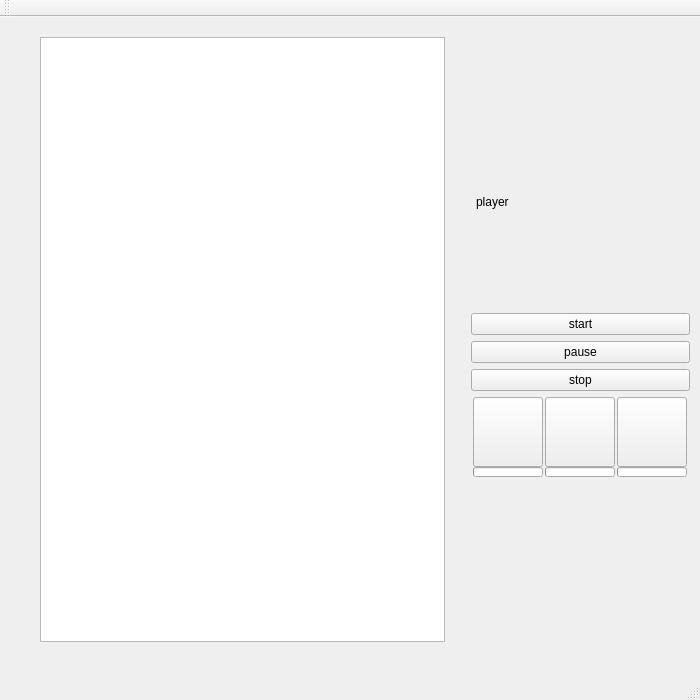
Qt form shooting_game/mainwindow.ui (ZhuMon/Shooting_Game) before a commit.
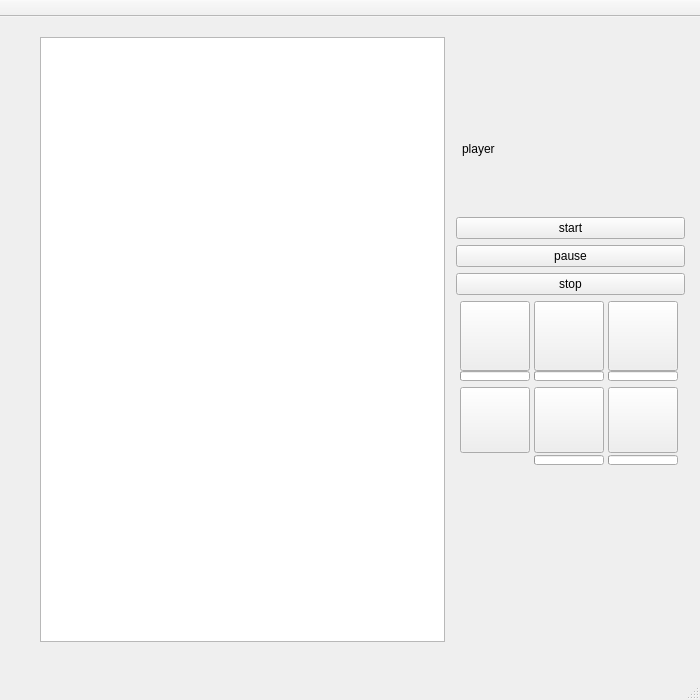
The same form after that commit.

```diff
--- a/shooting_game/mainwindow.ui
+++ b/shooting_game/mainwindow.ui
@@ -76,13 +76,13 @@
    <widget class="QWidget" name="gridLayoutWidget">
     <property name="geometry">
      <rect>
-      <x>460</x>
-      <y>30</y>
-      <width>241</width>
+      <x>445</x>
+      <y>20</y>
+      <width>251</width>
       <height>441</height>
      </rect>
     </property>
-    <layout class="QVBoxLayout" name="player_status" stretch="0,0,0,0,0,0">
+    <layout class="QVBoxLayout" name="player_status" stretch="0,0,0,0,0,0,0">
      <property name="sizeConstraint">
       <enum>QLayout::SetNoConstraint</enum>
      </property>
@@ -256,7 +256,7 @@
       </widget>
      </item>
      <item>
-      <layout class="QGridLayout" name="gridLayout">
+      <layout class="QGridLayout" name="gridLayout" rowstretch="0,0" columnstretch="0,0,0">
        <property name="sizeConstraint">
         <enum>QLayout::SetNoConstraint</enum>
        </property>
@@ -406,6 +406,171 @@
        </item>
       </layout>
      </item>
+     <item>
+      <layout class="QGridLayout" name="gridLayout_2" rowstretch="0,0" columnstretch="0,0,0">
+       <property name="sizeConstraint">
+        <enum>QLayout::SetDefaultConstraint</enum>
+       </property>
+       <property name="spacing">
+        <number>0</number>
+       </property>
+       <item row="0" column="1">
+        <widget class="QPushButton" name="supertime">
+         <property name="sizePolicy">
+          <sizepolicy hsizetype="Fixed" vsizetype="Fixed">
+           <horstretch>0</horstretch>
+           <verstretch>0</verstretch>
+          </sizepolicy>
+         </property>
+         <property name="maximumSize">
+          <size>
+           <width>70</width>
+           <height>70</height>
+          </size>
+         </property>
+         <property name="text">
+          <string/>
+         </property>
+        </widget>
+       </item>
+       <item row="1" column="2">
+        <widget class="QProgressBar" name="missile_cd">
+         <property name="sizePolicy">
+          <sizepolicy hsizetype="Fixed" vsizetype="Fixed">
+           <horstretch>0</horstretch>
+           <verstretch>0</verstretch>
+          </sizepolicy>
+         </property>
+         <property name="maximumSize">
+          <size>
+           <width>70</width>
+           <height>10</height>
+          </size>
+         </property>
+         <property name="maximum">
+          <number>30</number>
+         </property>
+         <property name="value">
+          <number>0</number>
+         </property>
+         <property name="textVisible">
+          <bool>false</bool>
+         </property>
+         <property name="format">
+          <string>%p%</string>
+         </property>
+        </widget>
+       </item>
+       <item row="1" column="1">
+        <widget class="QProgressBar" name="supertime_cd">
+         <property name="sizePolicy">
+          <sizepolicy hsizetype="Fixed" vsizetype="Fixed">
+           <horstretch>0</horstretch>
+           <verstretch>0</verstretch>
+          </sizepolicy>
+         </property>
+         <property name="maximumSize">
+          <size>
+           <width>70</width>
+           <height>10</height>
+          </size>
+         </property>
+         <property name="maximum">
+          <number>40</number>
+         </property>
+         <property name="value">
+          <number>0</number>
+         </property>
+         <property name="textVisible">
+          <bool>false</bool>
+         </property>
+         <property name="format">
+          <string>%p%</string>
+         </property>
+        </widget>
+       </item>
+       <item row="0" column="2">
+        <widget class="QPushButton" name="missile">
+         <property name="sizePolicy">
+          <sizepolicy hsizetype="Fixed" vsizetype="Fixed">
+           <horstretch>0</horstretch>
+           <verstretch>0</verstretch>
+          </sizepolicy>
+         </property>
+         <property name="maximumSize">
+          <size>
+           <width>70</width>
+           <height>70</height>
+          </size>
+         </property>
+         <property name="text">
+          <string/>
+         </property>
+        </widget>
+       </item>
+       <item row="0" column="0">
+        <widget class="QPushButton" name="smoothAll">
+         <property name="sizePolicy">
+          <sizepolicy hsizetype="Fixed" vsizetype="Fixed">
+           <horstretch>0</horstretch>
+           <verstretch>0</verstretch>
+          </sizepolicy>
+         </property>
+         <property name="maximumSize">
+          <size>
+           <width>70</width>
+           <height>70</height>
+          </size>
+         </property>
+         <property name="text">
+          <string/>
+         </property>
+        </widget>
+       </item>
+       <item row="1" column="0">
+        <layout class="QHBoxLayout" name="horizontalLayout">
+         <property name="spacing">
+          <number>0</number>
+         </property>
+         <item>
+          <widget class="QLabel" name="smooth_cd1">
+           <property name="text">
+            <string/>
+           </property>
+          </widget>
+         </item>
+         <item>
+          <widget class="QLabel" name="smooth_cd2">
+           <property name="text">
+            <string/>
+           </property>
+          </widget>
+         </item>
+         <item>
+          <widget class="QLabel" name="smooth_cd3">
+           <property name="text">
+            <string/>
+           </property>
+          </widget>
+         </item>
+         <item>
+          <widget class="QLabel" name="smooth_cd4">
+           <property name="text">
+            <string/>
+           </property>
+          </widget>
+         </item>
+         <item>
+          <widget class="QLabel" name="smooth_cd5">
+           <property name="text">
+            <string/>
+           </property>
+          </widget>
+         </item>
+        </layout>
+       </item>
+      </layout>
+     </item>
     </layout>
    </widget>
    <widget class="QWidget" name="gridLayoutWidget_2">
@@ -430,9 +595,13 @@
     </rect>
    </property>
   </widget>
-  <widget class="QToolBar" name="mainToolBar">
-   <property name="mouseTracking">
-    <bool>true</bool>
+  <widget class="QStatusBar" name="statusBar"/>
+  <widget class="QToolBar" name="toolBar">
+   <property name="windowTitle">
+    <string>toolBar</string>
+   </property>
+   <property name="movable">
+    <bool>false</bool>
    </property>
    <attribute name="toolBarArea">
     <enum>TopToolBarArea</enum>
```
Left out of the diff: 1 changed line with no effect on the pictures.
